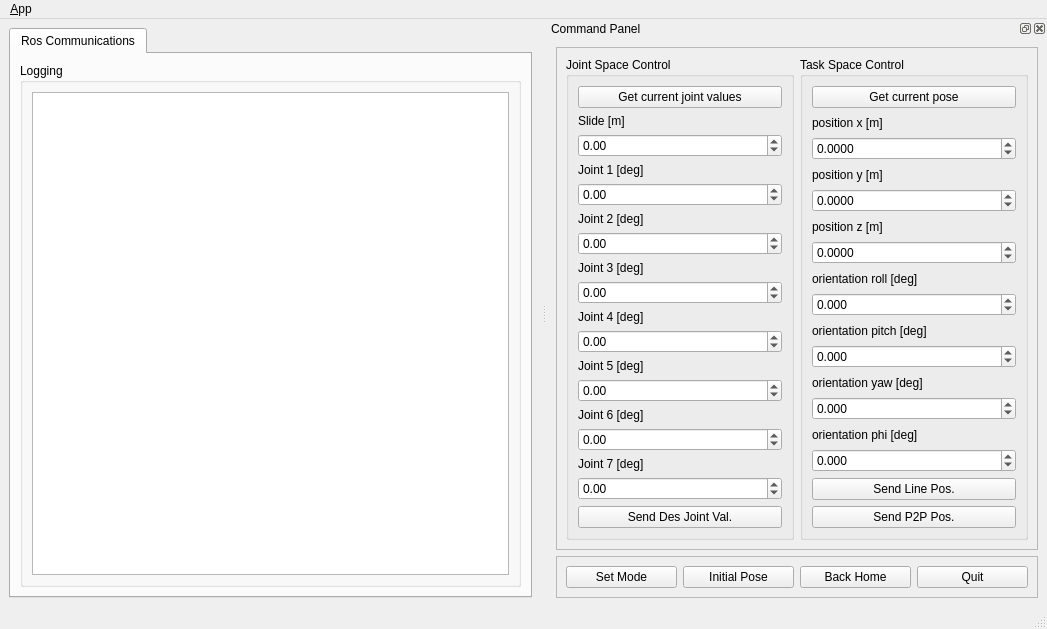
Above: ROBOTIS/ROBOTIS-MANIPULATOR-H/manipulator_h_gui/ui/main_window.ui from tkuiclab/wrs2018 before the change. Below: the same form after it.
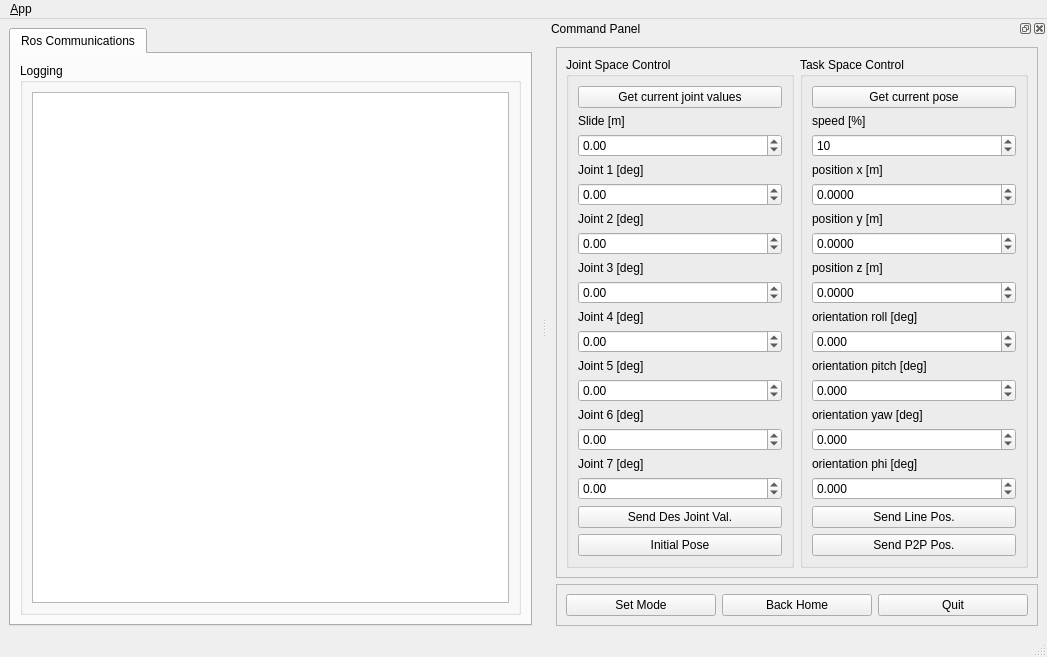
That is the form after the change. Icons and pictures are not drawn.

Commit message: Added Speed Control Parameter

```diff
--- a/ROBOTIS/ROBOTIS-MANIPULATOR-H/manipulator_h_gui/ui/main_window.ui
+++ b/ROBOTIS/ROBOTIS-MANIPULATOR-H/manipulator_h_gui/ui/main_window.ui
@@ -152,6 +152,29 @@
              </property>
             </widget>
            </item>
+           <item>
+            <widget class="QLabel" name="speed">
+             <property name="text">
+              <string>speed [%]</string>
+             </property>
+            </widget>
+           </item>
+           <item>
+            <widget class="QSpinBox" name="speed_spinbox">
+             <property name="minimum">
+              <number>0</number>
+             </property>
+             <property name="maximum">
+              <number>100</number>
+             </property>
+             <property name="singleStep">
+              <number>1</number>
+             </property>
+             <property name="value">
+              <number>10</number>
+             </property>
+            </widget>
+           </item>
            <item>
             <widget class="QLabel" name="pos_x">
              <property name="text">
@@ -516,6 +539,13 @@
              </property>
             </widget>
            </item>
+           <item>
+            <widget class="QPushButton" name="ini_pose_button">
+              <property name="text">
+              <string>Initial Pose</string>
+              </property>
+            </widget>
+            </item>
           </layout>
          </widget>
         </item>
@@ -547,13 +577,6 @@
           </property>
          </widget>
         </item>
-        <item>
-         <widget class="QPushButton" name="ini_pose_button">
-          <property name="text">
-           <string>Initial Pose</string>
-          </property>
-         </widget>
-        </item>
         <item>
          <widget class="QPushButton" name="des_initial_button">
           <property name="text">
```
The commit also changes 8 other files.
